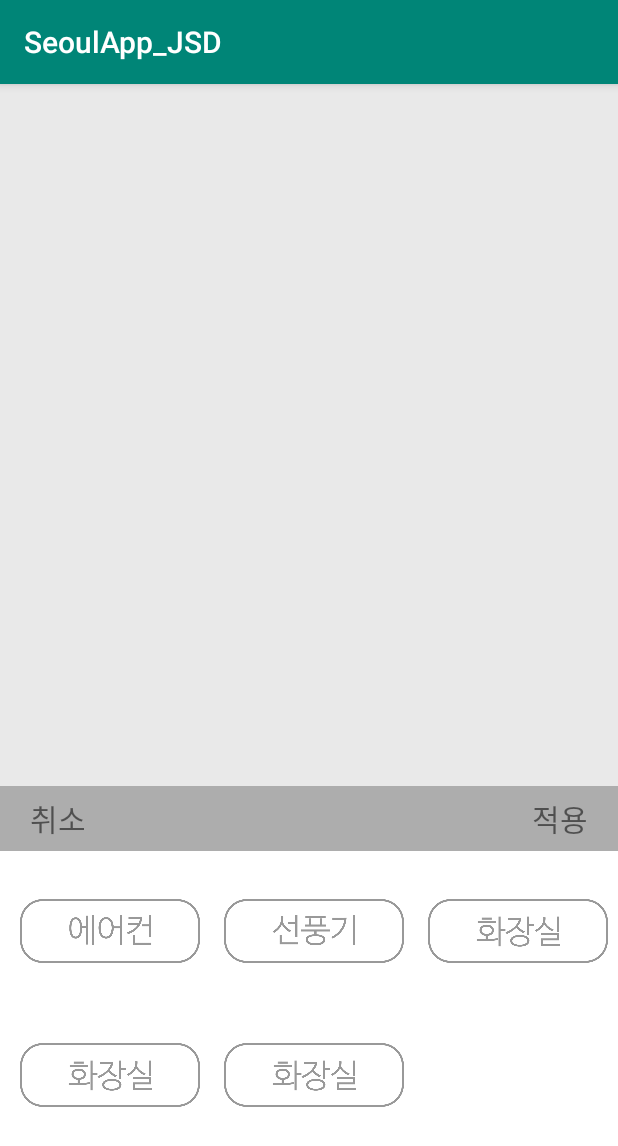
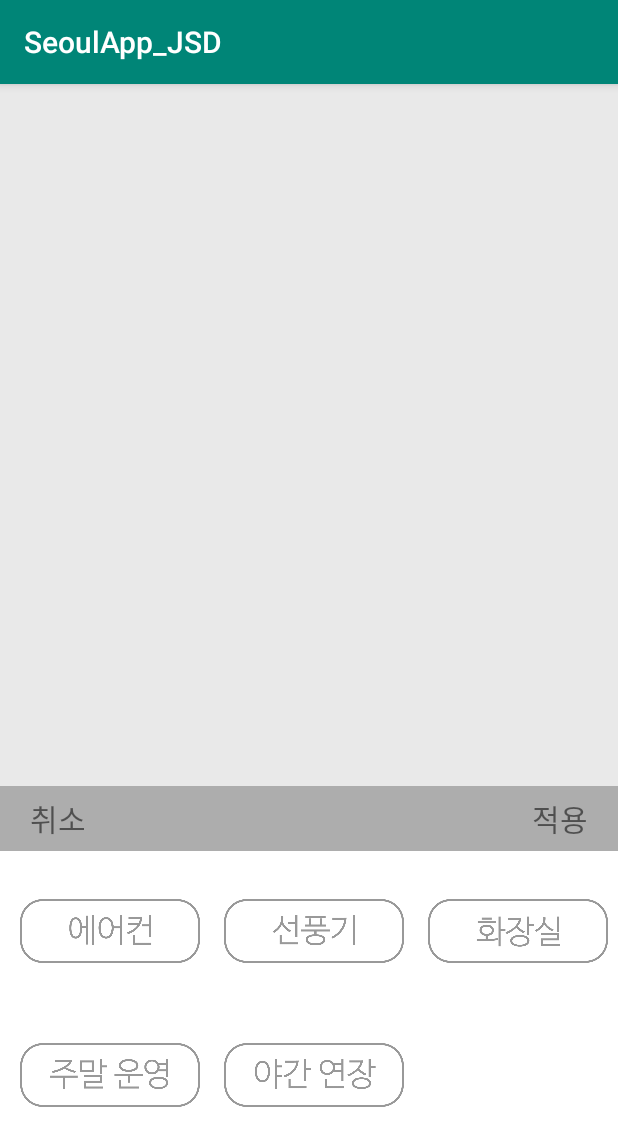
Before and after one commit to projectappjsd/JSD_Project_App, an Android app: the fragment PlusFragment shown on its own in the app's theme, on a phone screen of 412 x 824 dp. Shown: the top 1146 px of the screen. Run offline under Robolectric (Android 15) with nearby library versions, the light colour scheme and no system bars.

Commit message:
popup수정

```diff
--- a/app/src/main/java/s2017s40/kr/hs/mirim/seoulapp_jsd/PlusFragment.java
+++ b/app/src/main/java/s2017s40/kr/hs/mirim/seoulapp_jsd/PlusFragment.java
@@ -10,7 +10,7 @@ import android.widget.TextView;
 
 public class PlusFragment extends Fragment implements View.OnClickListener{
     View view;
-    ImageView Air, Fan, Toilet;
+    ImageView Air, Fan, Toilet, Night, Weeken;
     TextView Cancel, Ok;
     @Override
     public View onCreateView(LayoutInflater inflater, ViewGroup container, Bundle savedInstanceState) {
@@ -18,6 +18,10 @@ public class PlusFragment extends Fragment implements View.OnClickListener{
         Air = view.findViewById(R.id.plus_Air_image);
         Fan = view.findViewById(R.id.plus_Fan_image);
         Toilet = view.findViewById(R.id.plus_Toilet_image);
+        Night = view.findViewById(R.id.plus_Night_image);
+        Weeken = view.findViewById(R.id.plus_Weeken_image);
+
+
         return view;
     }
     @Override
@@ -32,6 +36,12 @@ public class PlusFragment extends Fragment implements View.OnClickListener{
             case R.id.plus_Toilet_image :
                 Air.setImageResource(R.drawable.toilet_on);
                 break;
+            case R.id.plus_Night_image :
+                Air.setImageResource(R.drawable.night_on);
+                break;
+            case R.id.plus_Weeken_image :
+                Air.setImageResource(R.drawable.weeken_on);
+                break;
         }
     }
 
--- a/app/src/main/res/layout/fragment_plus.xml
+++ b/app/src/main/res/layout/fragment_plus.xml
@@ -67,17 +67,17 @@
                     android:layout_margin="8dp"
                     android:src="@drawable/toilet_off" />
                 <ImageView
-                    android:id="@+id/plus_Water_image"
+                    android:id="@+id/plus_Weeken_image"
                     android:layout_width="120dp"
                     android:layout_height="80dp"
                     android:layout_margin="8dp"
-                    android:src="@drawable/toilet_off" />
+                    android:src="@drawable/weeken_off" />
                 <ImageView
-                    android:id="@+id/plus_Park_image"
+                    android:id="@+id/plus_Night_image"
                     android:layout_width="120dp"
                     android:layout_height="80dp"
                     android:layout_margin="8dp"
-                    android:src="@drawable/toilet_off" />
+                    android:src="@drawable/night_off" />
             </GridLayout>
         </LinearLayout>
     </RelativeLayout>
```
Also changed, not shown: app/src/main/res/drawable/night_click.png (added), app/src/main/res/drawable/night_off.png (added), app/src/main/res/drawable/night_on.png (added), app/src/main/res/drawable/weeken_clcik.png (added), app/src/main/res/drawable/weeken_off.png (added), app/src/main/res/drawable/weeken_on.png (added).
